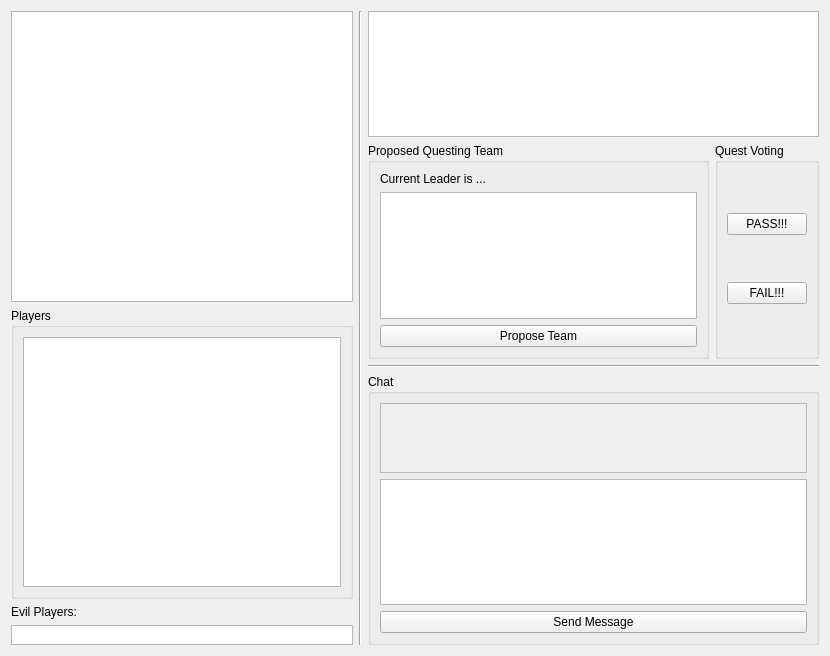
The window that src/gui/gamewindow.ui (JRandomHacker/CS429-Avalon) describes before a commit, drawn with Qt 5.
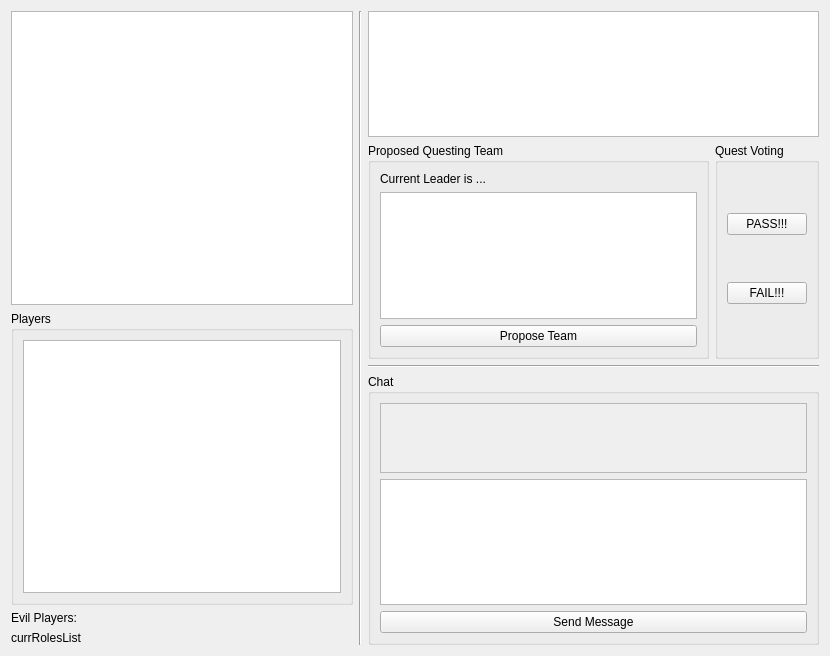
The same window after the commit.

Commit message: Changed list of roles to a text label

```diff
--- a/src/gui/gamewindow.ui
+++ b/src/gui/gamewindow.ui
@@ -52,24 +52,9 @@
       </widget>
      </item>
      <item>
-      <widget class="QListView" name="currRolesList">
-       <property name="enabled">
-        <bool>true</bool>
-       </property>
-       <property name="sizePolicy">
-        <sizepolicy hsizetype="Expanding" vsizetype="Maximum">
-         <horstretch>0</horstretch>
-         <verstretch>0</verstretch>
-        </sizepolicy>
-       </property>
-       <property name="maximumSize">
-        <size>
-         <width>16777215</width>
-         <height>20</height>
-        </size>
-       </property>
-       <property name="editTriggers">
-        <set>QAbstractItemView::NoEditTriggers</set>
+      <widget class="QLabel" name="currRolesList">
+       <property name="text">
+        <string>currRolesList</string>
        </property>
       </widget>
      </item>
```
Left out of the diff: 4 changed lines with no effect on the pictures. The commit also changes 1 other file.
